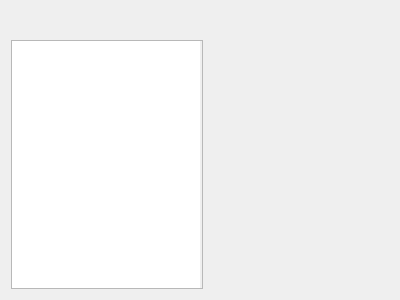
zkovari/plotlyst, file ui/locations_view.ui: the form before one commit.
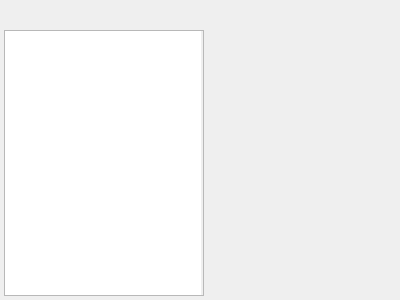
The form after the commit. Custom widgets are drawn as their Qt base class.

Commit message: Support internal drag and drop in locations view

Diff of the .ui file:
```diff
--- a/ui/locations_view.ui
+++ b/ui/locations_view.ui
@@ -38,6 +38,21 @@
       </size>
      </property>
      <layout class="QVBoxLayout" name="verticalLayout">
+      <property name="spacing">
+       <number>3</number>
+      </property>
+      <property name="leftMargin">
+       <number>2</number>
+      </property>
+      <property name="topMargin">
+       <number>2</number>
+      </property>
+      <property name="rightMargin">
+       <number>2</number>
+      </property>
+      <property name="bottomMargin">
+       <number>2</number>
+      </property>
       <item>
        <layout class="QHBoxLayout" name="horizontalLayout_4">
         <item alignment="Qt::AlignLeft">
```
Left out of the diff: 9 changed lines with no effect on the pictures. The commit also changes 1 other file.
